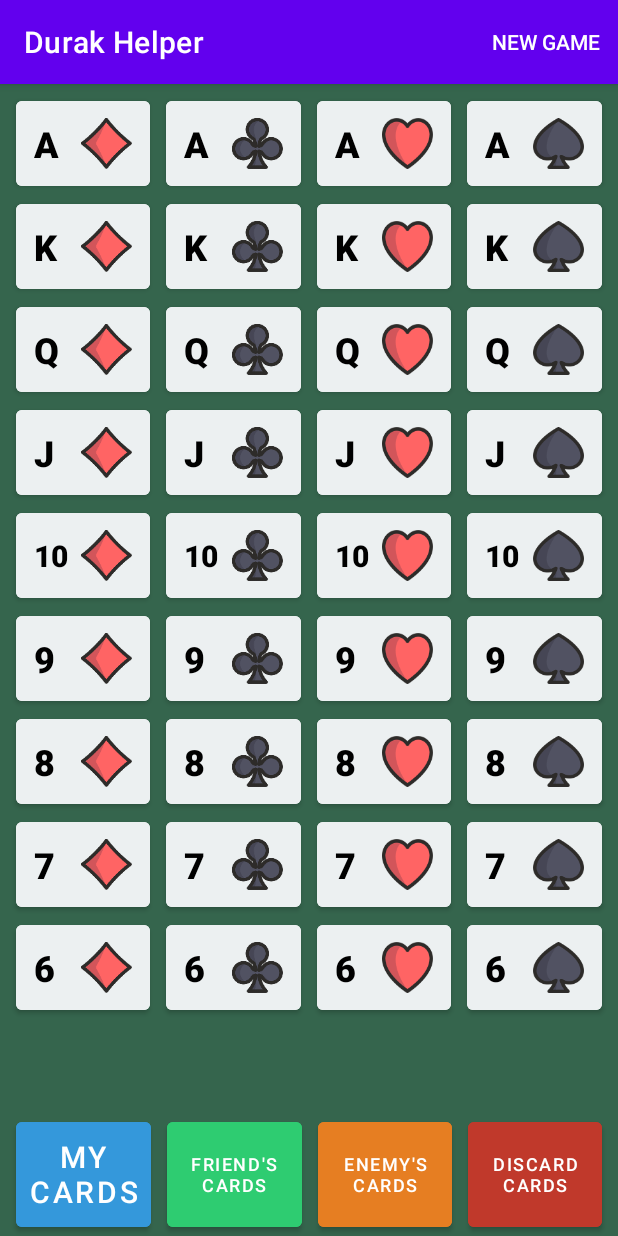
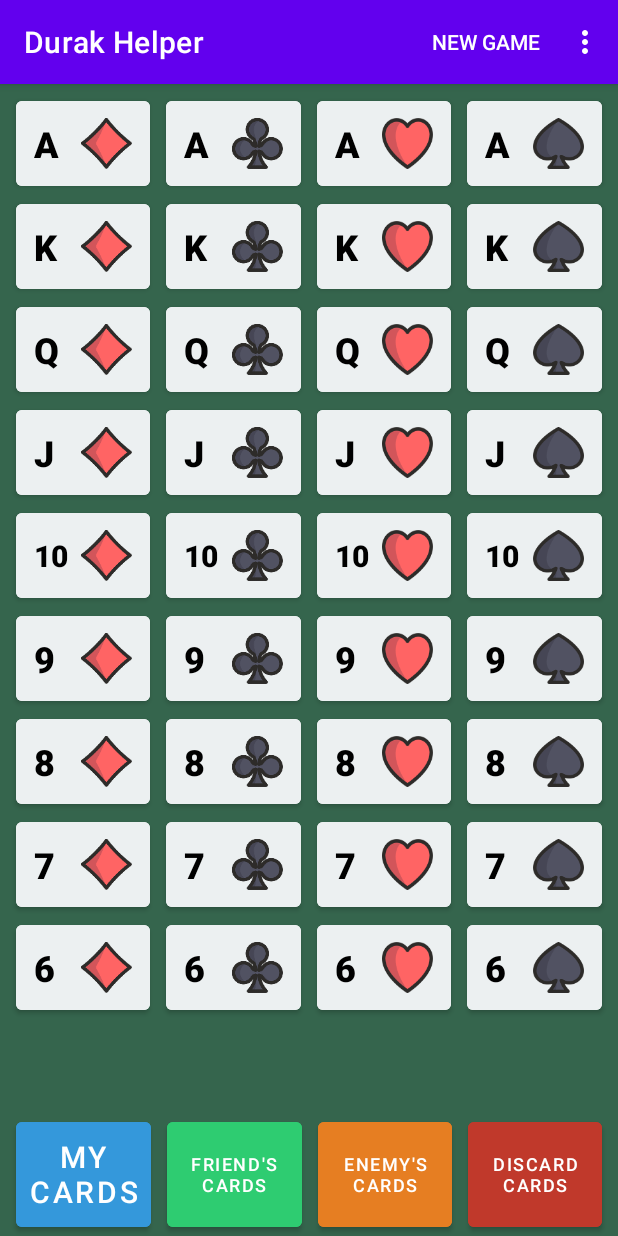
Before and after one commit to mmoschenskikh/durak-helper, an Android app: the screen it shows after launch (MainActivity), on a phone screen of 412 x 824 dp. Run offline under Robolectric (Android 15) with nearby library versions, the phone set to English and light mode, and no system bars.

Commit message:
Menu items for trump suit picking

```diff
--- a/app/src/main/res/menu/fragment_deck.xml
+++ b/app/src/main/res/menu/fragment_deck.xml
@@ -6,4 +6,29 @@
         android:id="@+id/new_game"
         android:title="@string/new_game_button"
         app:showAsAction="ifRoom|withText" />
+    <group
+        android:id="@+id/group_trump"
+        android:checkableBehavior="single"
+        android:enabled="true">
+        <item
+            android:id="@+id/trump_diamonds"
+            android:checkable="false"
+            android:title="@string/trump_diamonds"
+            app:showAsAction="never" />
+        <item
+            android:id="@+id/trump_clubs"
+            android:checkable="false"
+            android:title="@string/trump_clubs"
+            app:showAsAction="never" />
+        <item
+            android:id="@+id/trump_hearts"
+            android:checkable="false"
+            android:title="@string/trump_hearts"
+            app:showAsAction="never" />
+        <item
+            android:id="@+id/trump_spades"
+            android:checkable="false"
+            android:title="@string/trump_spades"
+            app:showAsAction="never" />
+    </group>
 </menu>
```
